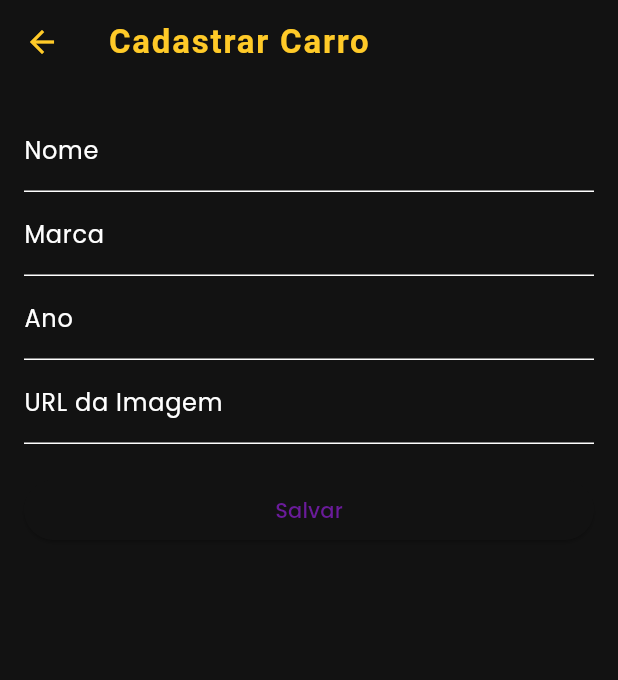
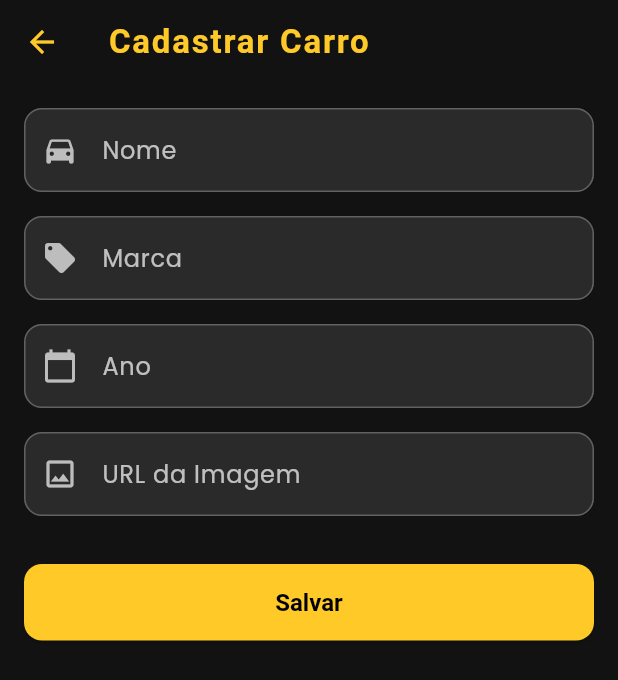
Before and after one commit to GuilhermeMooser/FlutterDevGarage, a Flutter app: the AddCarScreen screen opened directly, on a phone screen of 412 x 824 dp. Shown: the top 680 px of the screen. Run offline on Flutter 3.47's test engine with Material 3 defaults, Android fonts, the light colour scheme and no system bars; our stand-ins replace google_fonts, sqflite; accounts and stored records are empty; network calls fail; statements that could not run were skipped.

Commit message:
fix/ Add styles and decorations in the add screen and edit car screen

```diff
--- a/lib/screens/add_car_screen.dart
+++ b/lib/screens/add_car_screen.dart
@@ -1,4 +1,12 @@
 import 'package:flutter/material.dart';
+import 'package:flutter/services.dart';
+import 'package:provider/provider.dart';
+
+import '../models/car_model.dart';
+import '../providers/car_provider.dart';
+
+import 'package:flutter/material.dart';
+import 'package:flutter/services.dart';
 import 'package:provider/provider.dart';
 
 import '../models/car_model.dart';
@@ -18,6 +26,53 @@ class _AddCarScreenState extends State<AddCarScreen> {
   final yearController = TextEditingController();
   final imageController = TextEditingController();
 
+  final themeColor = const Color(0xFFFFCA28);
+  final Color purple = const Color(0xFF9C27B0);
+
+  InputDecoration _buildInputDecoration(String label, IconData icon) {
+    return InputDecoration(
+      labelText: label,
+      prefixIcon: Icon(icon, color: Colors.grey.shade400),
+      filled: true,
+      fillColor: const Color(0xFF2A2A2A),
+      labelStyle: const TextStyle(color: Colors.white70),
+      enabledBorder: OutlineInputBorder(
+        borderRadius: BorderRadius.circular(12),
+        borderSide: BorderSide(color: Colors.grey.shade700),
+      ),
+      focusedBorder: OutlineInputBorder(
+        borderRadius: BorderRadius.circular(12),
+        borderSide: BorderSide(color: themeColor, width: 2),
+      ),
+    );
+  }
+
+  void _saveForm() {
+    if (_formKey.currentState!.validate()) {
+      final newCar = Car(
+        name: nameController.text,
+        brand: brandController.text,
+        year: yearController.text,
+        imageUrl: imageController.text,
+      );
+
+      Provider.of<CarProvider>(context, listen: false).addCar(newCar);
+      Navigator.pop(context);
+
+      ScaffoldMessenger.of(context).showSnackBar(
+        SnackBar(
+          content: const Text('Carro adicionado com sucesso!'),
+          backgroundColor: Colors.grey[900],
+          behavior: SnackBarBehavior.floating,
+          shape: RoundedRectangleBorder(
+            borderRadius: BorderRadius.circular(12),
+          ),
+          duration: const Duration(seconds: 2),
+        ),
+      );
+    }
+  }
+
   @override
   Widget build(BuildContext context) {
     return Scaffold(
@@ -30,37 +85,48 @@ class _AddCarScreenState extends State<AddCarScreen> {
             children: [
               TextFormField(
                 controller: nameController,
-                decoration: const InputDecoration(labelText: 'Nome'),
+                decoration: _buildInputDecoration('Nome', Icons.directions_car),
+                style: const TextStyle(color: Colors.white),
+                validator: (value) =>
+                value == null || value.isEmpty ? 'Informe o nome do carro' : null,
               ),
+              const SizedBox(height: 16),
               TextFormField(
                 controller: brandController,
-                decoration: const InputDecoration(labelText: 'Marca'),
+                decoration: _buildInputDecoration('Marca', Icons.local_offer),
+                style: const TextStyle(color: Colors.white),
               ),
+              const SizedBox(height: 16),
               TextFormField(
                 controller: yearController,
-                decoration: const InputDecoration(labelText: 'Ano'),
+                decoration: _buildInputDecoration('Ano', Icons.calendar_today),
+                style: const TextStyle(color: Colors.white),
+                keyboardType: TextInputType.number,
+                inputFormatters: [FilteringTextInputFormatter.digitsOnly],
+                validator: (value) {
+                  if (value == null || value.isEmpty) return 'Informe o ano';
+                  if (int.tryParse(value) == null) return 'Digite um ano válido';
+                  return null;
+                },
               ),
+              const SizedBox(height: 16),
               TextFormField(
                 controller: imageController,
-                decoration: const InputDecoration(labelText: 'URL da Imagem'),
+                decoration: _buildInputDecoration('URL da Imagem', Icons.image_outlined),
+                style: const TextStyle(color: Colors.white),
               ),
-              const SizedBox(height: 20),
+              const SizedBox(height: 32),
               ElevatedButton(
-                onPressed: () {
-                  if (_formKey.currentState!.validate()) {
-                    final newCar = Car(
-                      name: nameController.text,
-                      brand: brandController.text,
-                      year: yearController.text,
-                      imageUrl: imageController.text,
-                    );
-                    Provider.of<CarProvider>(
-                      context,
-                      listen: false,
-                    ).addCar(newCar);
-                    Navigator.pop(context);
-                  }
-                },
+                style: ElevatedButton.styleFrom(
+                  backgroundColor: themeColor,
+                  foregroundColor: Colors.black,
+                  padding: const EdgeInsets.symmetric(vertical: 16),
+                  shape: RoundedRectangleBorder(
+                    borderRadius: BorderRadius.circular(12),
+                  ),
+                  textStyle: const TextStyle(fontSize: 16, fontWeight: FontWeight.bold),
+                ),
+                onPressed: _saveForm,
                 child: const Text('Salvar'),
               ),
             ],
```
Also changed, not shown: lib/screens/edit_car_screen.dart (+72 -13 lines).
